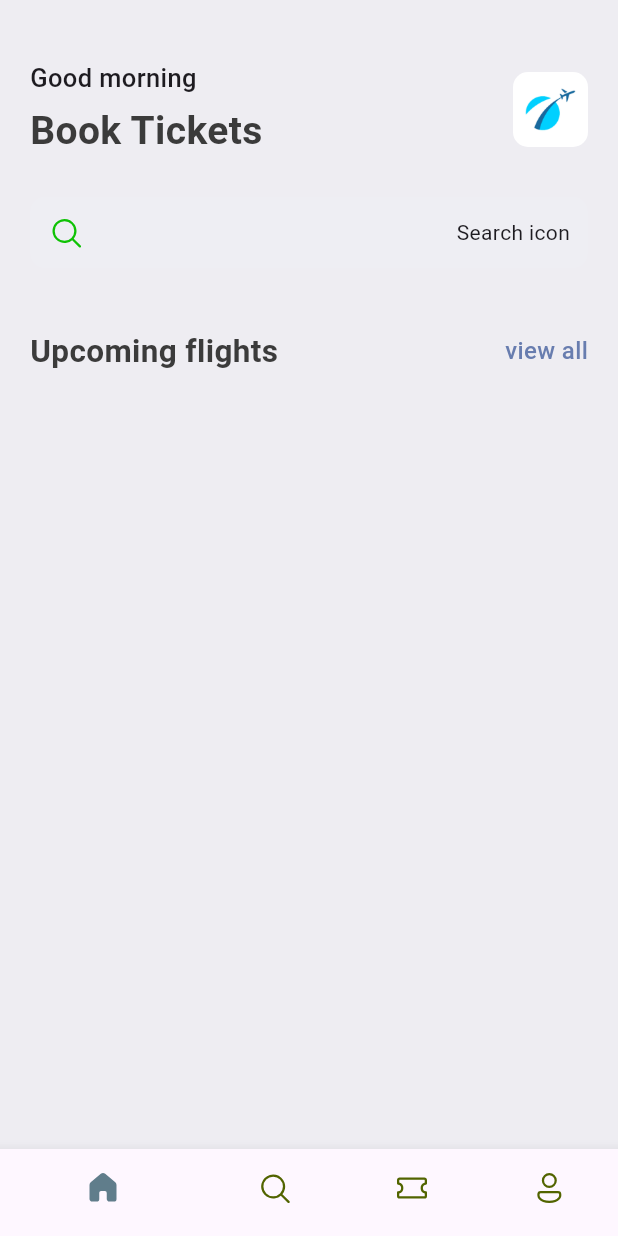
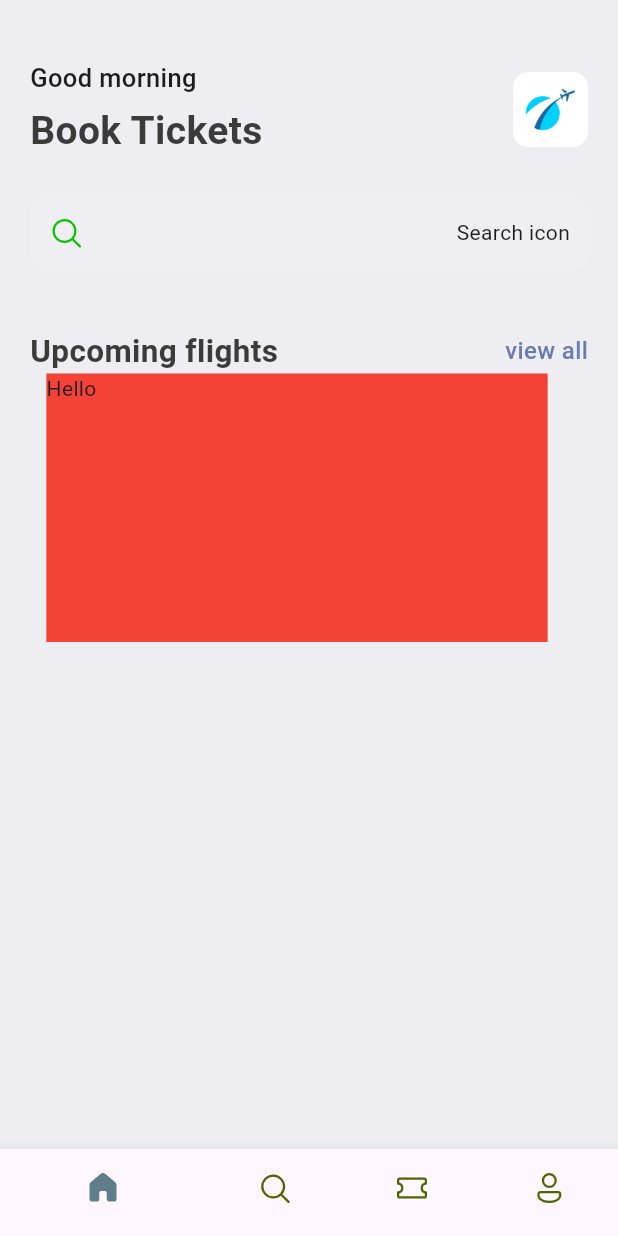
Before and after one commit to DevAiKaiSys/flutter-tutorials, a Flutter app: the screen it shows after launch, on a phone screen of 412 x 824 dp. Run offline on Flutter 3.47's test engine with Material 3 defaults, Android fonts, the phone set to English and light mode, and no system bars; our stand-ins replace fluentui_icons.

Commit message:
Create TicketView widget class

```diff
--- /dev/null
+++ b/ticket_app/lib/resentation_layer/base/widgets/ticket_view.dart
@@ -0,0 +1,20 @@
+import 'package:flutter/material.dart';
+
+class TicketView extends StatelessWidget {
+  const TicketView({super.key});
+
+  @override
+  Widget build(BuildContext context) {
+    final size = MediaQuery.of(context).size;
+
+    return SizedBox(
+      width: size.width * 0.85,
+      height: 179,
+      child: Container(
+        margin: const EdgeInsets.only(right: 16),
+        color: Colors.red,
+        child: const Text("Hello"),
+      ),
+    );
+  }
+}
--- a/ticket_app/lib/resentation_layer/screens/home_screen.dart
+++ b/ticket_app/lib/resentation_layer/screens/home_screen.dart
@@ -3,6 +3,7 @@ import 'package:flutter/material.dart';
 import 'package:ticket_app/resentation_layer/base/res/media.dart';
 import 'package:ticket_app/resentation_layer/base/res/styles/app_styles.dart';
 import 'package:ticket_app/resentation_layer/base/widgets/app_double_text.dart';
+import 'package:ticket_app/resentation_layer/base/widgets/ticket_view.dart';
 
 class HomeScreen extends StatelessWidget {
   const HomeScreen({super.key});
@@ -71,6 +72,7 @@ class HomeScreen extends StatelessWidget {
                   bigText: "Upcoming flights",
                   smallText: "view all",
                 ),
+                const TicketView(),
               ],
             ),
           ),
```
